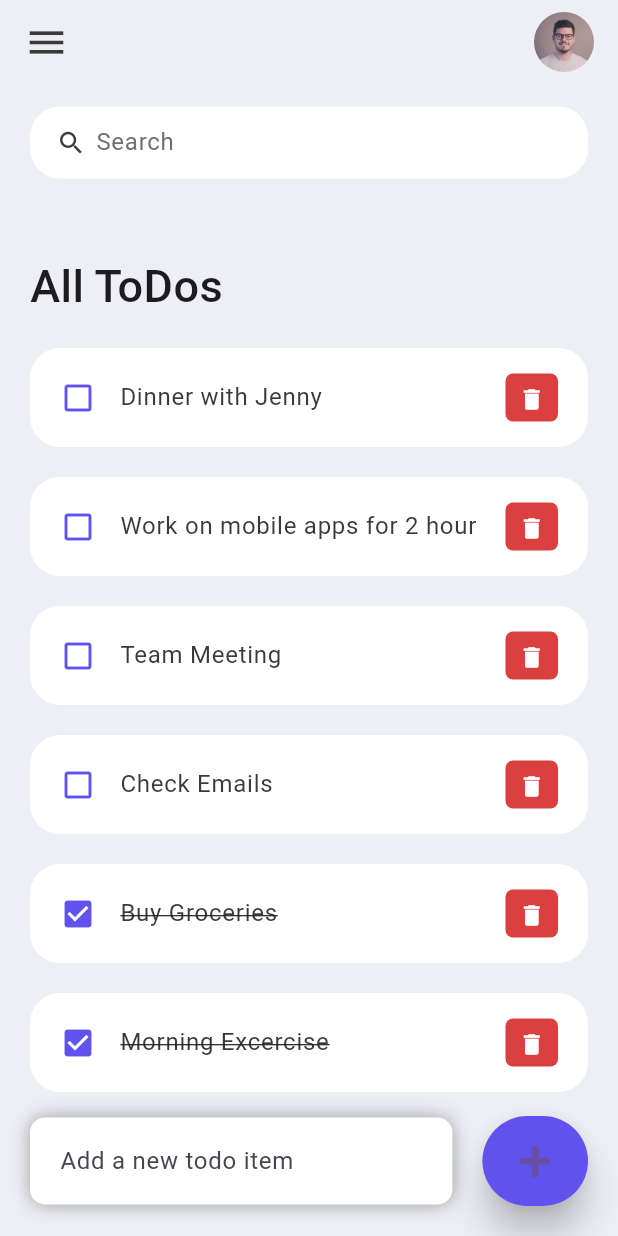
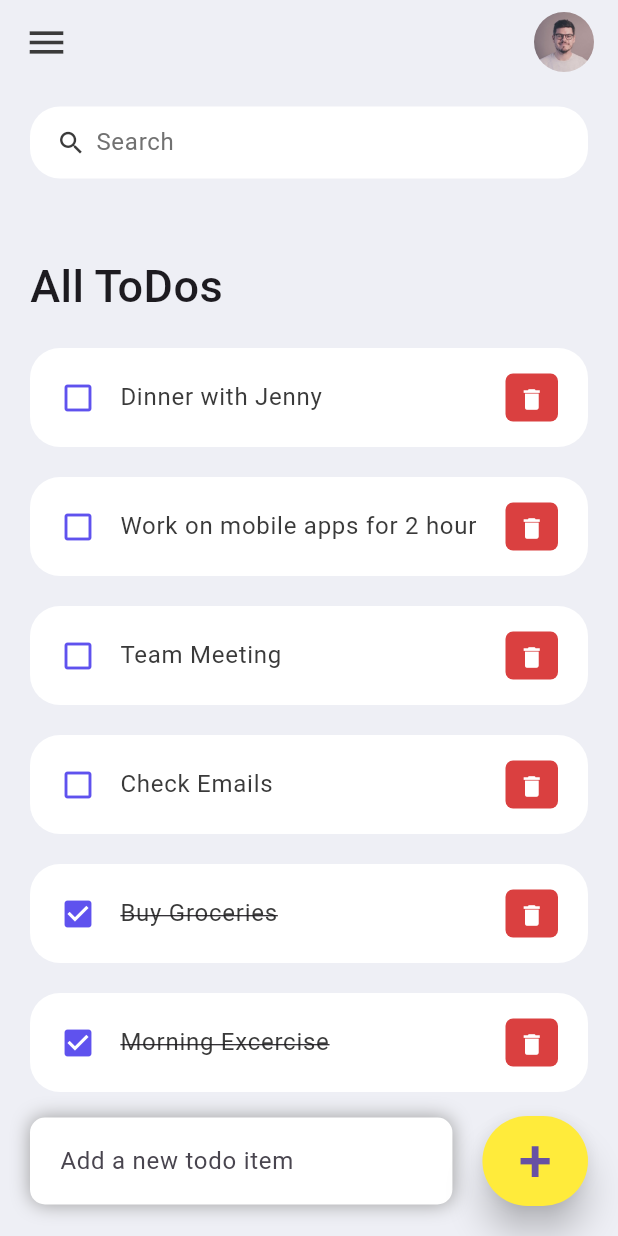
Before and after one commit to singhrishabh93/flutter-todo-app, a Flutter app: the screen it shows after launch, on a phone screen of 412 x 824 dp. Run offline on Flutter 3.47's test engine with Material 3 defaults, Android fonts, the phone set to English and light mode, and no system bars.

```diff
--- a/lib/screens/home.dart
+++ b/lib/screens/home.dart
@@ -115,7 +115,7 @@ class _HomeState extends State<Home> {
                     _addToDoItem(_todoController.text);
                   },
                   style: ElevatedButton.styleFrom(
-                    primary: tdBlue,
+                    primary: Colors.yellow,
                     minimumSize: Size(60, 60),
                     elevation: 10,
                   ),
```
